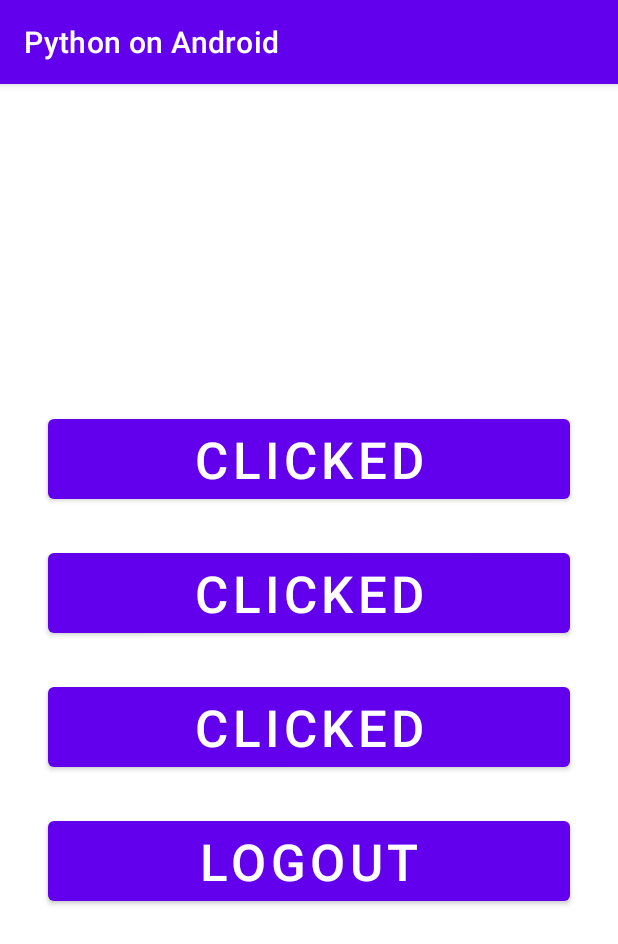
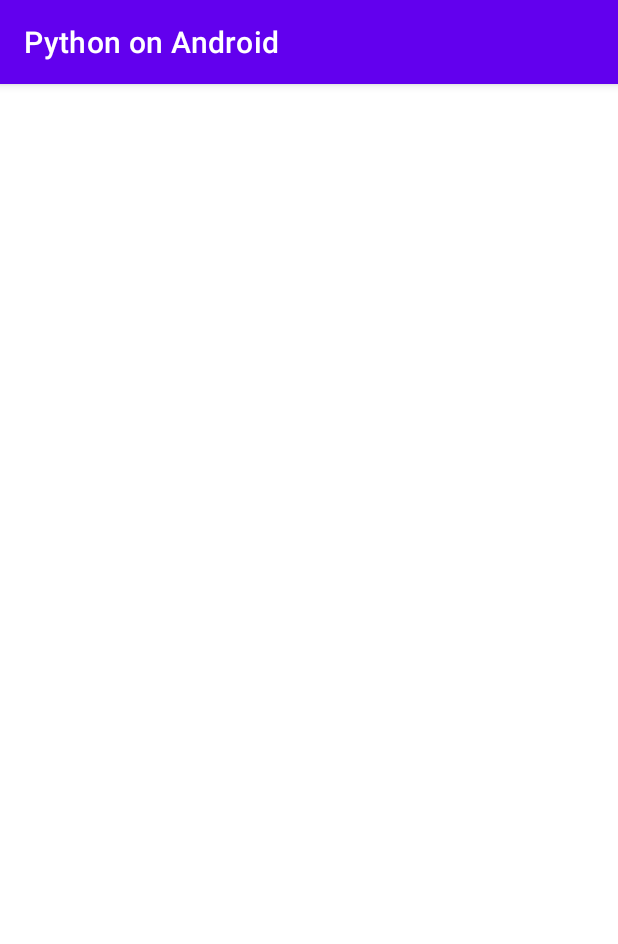
Before and after one commit to takotori/PythonOnAndroid, an Android app: the MenuActivity screen opened directly, with no data from a screen before it, after a tap on "OPTIONS", on a phone screen of 412 x 824 dp. Shown: the top 944 px of the screen. Run offline under Robolectric (Android 15) with nearby library versions, the light colour scheme and no system bars; libraries missing offline, so code that uses them is left out: com.firebase.ui; 3 other taps on this screen came first.

Commit message:
Add functionality to menu button to change the activity

```diff
--- a/app/src/main/java/com/example/pythonOnAndroid/LoginActivity.kt
+++ b/app/src/main/java/com/example/pythonOnAndroid/LoginActivity.kt
@@ -2,6 +2,7 @@
 
 import android.content.Intent
 import android.os.Bundle
+import android.util.Log
 import android.widget.Toast
 import androidx.appcompat.app.AppCompatActivity
 import com.example.pythonOnAndroid.databinding.ActivityLoginBinding
--- a/app/src/main/java/com/example/pythonOnAndroid/MenuActivity.kt
+++ b/app/src/main/java/com/example/pythonOnAndroid/MenuActivity.kt
@@ -13,12 +13,28 @@
         super.onCreate(savedInstanceState)
         binding = ActivityMenuBinding.inflate(layoutInflater)
         setContentView(binding.root)
+
+        binding.optionsBtn.setOnClickListener {
+            startActivity(
+                Intent(
+                    this@MenuActivity,
+                    OptionsActivity::class.java
+                )
+            )
+        }
+
+        binding.scoreBoardBtn.setOnClickListener {
+            startActivity(
+                Intent(
+                    this@MenuActivity,
+                    ScoreActivity::class.java
+                )
+            )
+        }
         //Todo change method in inside clickListener
-        binding.optionsBtn.setOnClickListener { binding.optionsBtn.text = "Clicked" }
-        binding.scoreBoardBtn.setOnClickListener { binding.scoreBoardBtn.text = "Clicked" }
         binding.startGameBtn.setOnClickListener { binding.startGameBtn.text = "Clicked" }
         binding.logoutBtn.setOnClickListener {
-             signOut();
+            signOut();
         }
     }
 
```
